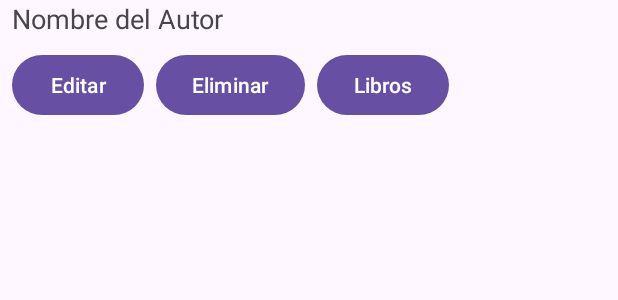
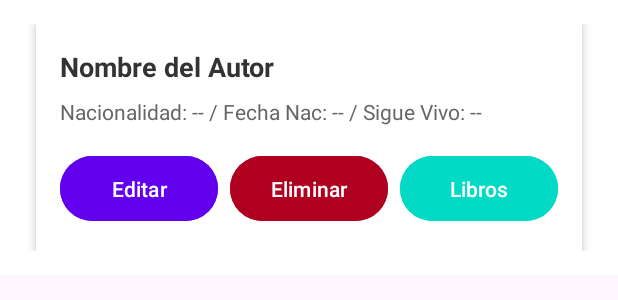
Before and after one commit to MOV-2024-B-CC-GR1/mov-gr1-calahorrano-cualchi-david-alejandro, an Android app: the layout author_item.xml on its own in the app's theme, with its tools: preview values and no code run, on a phone screen of 412 x 824 dp. Shown: the top 300 px of the screen. Run offline under Robolectric (Android 15) with nearby library versions, the phone set to English and light mode, and no system bars.

Commit message:
Modified files

```diff
--- a/02-Deber1/app/src/main/res/layout/author_item.xml
+++ b/02-Deber1/app/src/main/res/layout/author_item.xml
@@ -2,49 +2,84 @@
 <androidx.constraintlayout.widget.ConstraintLayout xmlns:android="http://schemas.android.com/apk/res/android"
     xmlns:tools="http://schemas.android.com/tools"
     android:layout_width="match_parent"
-    android:layout_height="match_parent">
+    android:layout_height="wrap_content"
+    android:padding="16dp"
+    android:background="@android:color/white"
+    tools:ignore="MissingConstraints">
 
+    <!-- Contenedor principal -->
     <LinearLayout
-        xmlns:android="http://schemas.android.com/apk/res/android"
         android:layout_width="match_parent"
         android:layout_height="wrap_content"
         android:orientation="vertical"
+        android:background="@android:color/white"
+        android:padding="16dp"
+        android:elevation="4dp"
         android:layout_margin="8dp"
-        tools:ignore="MissingConstraints">
+        android:backgroundTint="@android:color/background_light">
 
+        <!-- Nombre del autor -->
         <TextView
             android:id="@+id/tvAuthorName"
-            android:layout_width="wrap_content"
+            android:layout_width="match_parent"
             android:layout_height="wrap_content"
             android:text="Nombre del Autor"
-            android:textSize="18sp" />
+            android:textSize="18sp"
+            android:textStyle="bold"
+            android:textColor="#333333"
+            android:layout_marginBottom="8dp" />
 
+        <!-- Detalles del autor -->
+        <TextView
+            android:id="@+id/tvAuthorDetails"
+            android:layout_width="match_parent"
+            android:layout_height="wrap_content"
+            android:text="Nacionalidad: -- / Fecha Nac: -- / Sigue Vivo: --"
+            android:textSize="14sp"
+            android:textColor="#666666"
+            android:layout_marginBottom="16dp" />
+
+        <!-- Botones de acción -->
         <LinearLayout
             android:layout_width="match_parent"
             android:layout_height="wrap_content"
             android:orientation="horizontal"
-            android:layout_marginTop="8dp">
+            android:gravity="center">
 
+            <!-- Botón Editar -->
             <Button
                 android:id="@+id/btnEdit"
-                android:layout_width="wrap_content"
+                android:layout_width="0dp"
                 android:layout_height="wrap_content"
-                android:text="Editar" />
+                android:layout_weight="1"
+                android:text="Editar"
+                android:textColor="#FFFFFF"
+                android:backgroundTint="#6200EE"
+                android:layout_marginEnd="8dp"
+                android:padding="12dp" />
 
+            <!-- Botón Eliminar -->
             <Button
                 android:id="@+id/btnDelete"
-                android:layout_width="wrap_content"
+                android:layout_width="0dp"
                 android:layout_height="wrap_content"
+                android:layout_weight="1"
                 android:text="Eliminar"
-                android:layout_marginStart="8dp" />
+                android:textColor="#FFFFFF"
+                android:backgroundTint="#B00020"
+                android:layout_marginEnd="8dp"
+                android:padding="12dp" />
 
+            <!-- Botón Libros -->
             <Button
                 android:id="@+id/btnBooks"
-                android:layout_width="wrap_content"
+                android:layout_width="0dp"
                 android:layout_height="wrap_content"
+                android:layout_weight="1"
                 android:text="Libros"
-                android:layout_marginStart="8dp" />
+                android:textColor="#FFFFFF"
+                android:backgroundTint="#03DAC6"
+                android:padding="12dp" />
         </LinearLayout>
     </LinearLayout>
-
 </androidx.constraintlayout.widget.ConstraintLayout>
```
Also changed, not shown: 02-Deber1/app/src/main/java/com/example/a02_deber1/AutoresActivity.kt (+72 -12 lines), 02-Deber1/app/src/main/java/com/example/a02_deber1/FormularioAutorActivity.kt (+46 -9 lines), 02-Deber1/app/src/main/java/com/example/a02_deber1/database/AutorDAO.kt (+19 -5 lines), 02-Deber1/app/src/main/java/com/example/a02_deber1/database/LibroDAO.kt (+14 -0 lines).
